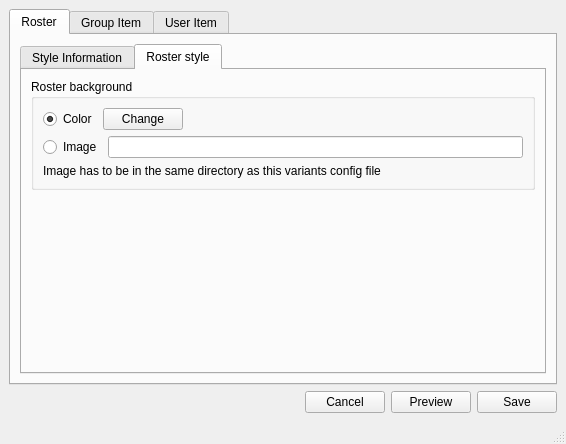
This is plugins/styler/window.ui in xmpp-graveyard/jabbim as Qt 5 draws it before an edit. The edited form follows.
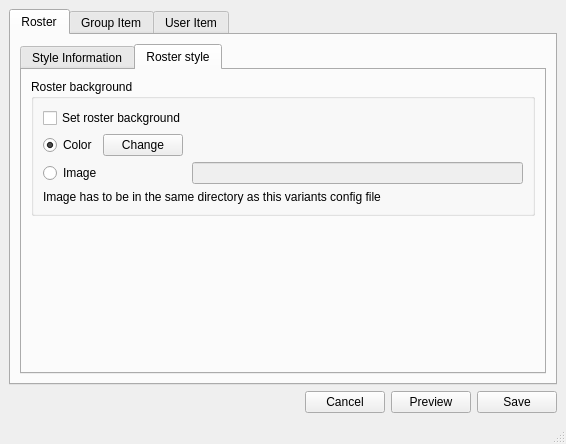
This is the edited form. The open tabs and pages were chosen to show the change.

```diff
--- a/plugins/styler/window.ui
+++ b/plugins/styler/window.ui
@@ -212,7 +212,7 @@
                <string>Roster background</string>
               </property>
               <layout class="QGridLayout" name="gridLayout_26" >
-               <item row="0" column="0" colspan="2" >
+               <item row="1" column="0" colspan="2" >
                 <layout class="QHBoxLayout" name="horizontalLayout_27" >
                  <item>
                   <widget class="QRadioButton" name="radioButton" >
@@ -246,23 +246,34 @@
                  </item>
                 </layout>
                </item>
-               <item row="1" column="0" >
-                <widget class="QRadioButton" name="radioButton_2" >
+               <item row="3" column="0" >
+                <widget class="QRadioButton" name="rBackgroundImage1" >
                  <property name="text" >
                   <string>Image</string>
                  </property>
                 </widget>
                </item>
-               <item row="1" column="1" >
-                <widget class="QLineEdit" name="rBackgroundImage" />
+               <item row="3" column="1" >
+                <widget class="QLineEdit" name="rBackgroundImage" >
+                 <property name="enabled" >
+                  <bool>false</bool>
+                 </property>
+                </widget>
                </item>
-               <item row="2" column="0" colspan="2" >
+               <item row="4" column="0" colspan="2" >
                 <widget class="QLabel" name="label_50" >
                  <property name="text" >
                   <string>Image has to be in the same directory as this variants config file</string>
                  </property>
                 </widget>
                </item>
+               <item row="0" column="0" >
+                <widget class="QCheckBox" name="rBackground" >
+                 <property name="text" >
+                  <string>Set roster background</string>
+                 </property>
+                </widget>
+               </item>
               </layout>
              </widget>
             </item>
@@ -274,7 +285,7 @@
               <property name="sizeHint" stdset="0" >
                <size>
                 <width>20</width>
-                <height>150</height>
+                <height>126</height>
                </size>
               </property>
              </spacer>
```
Left out of the diff: 39 changed lines with no effect on the pictures.
